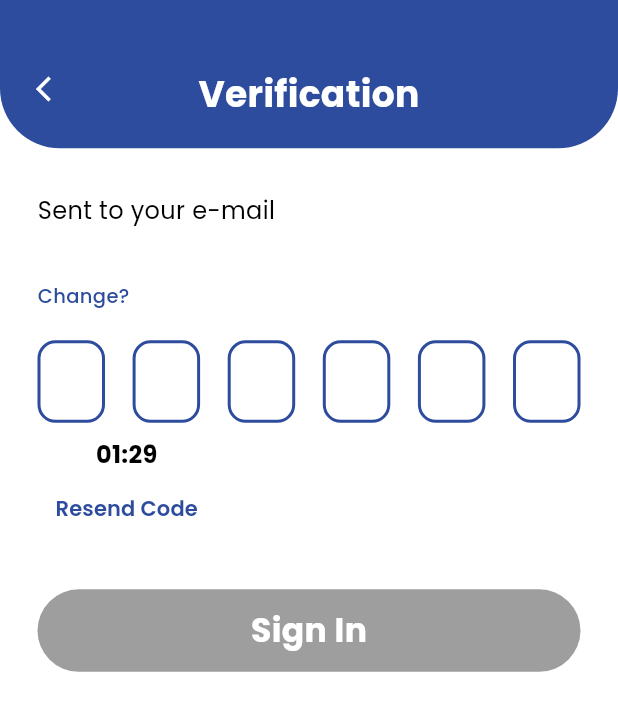
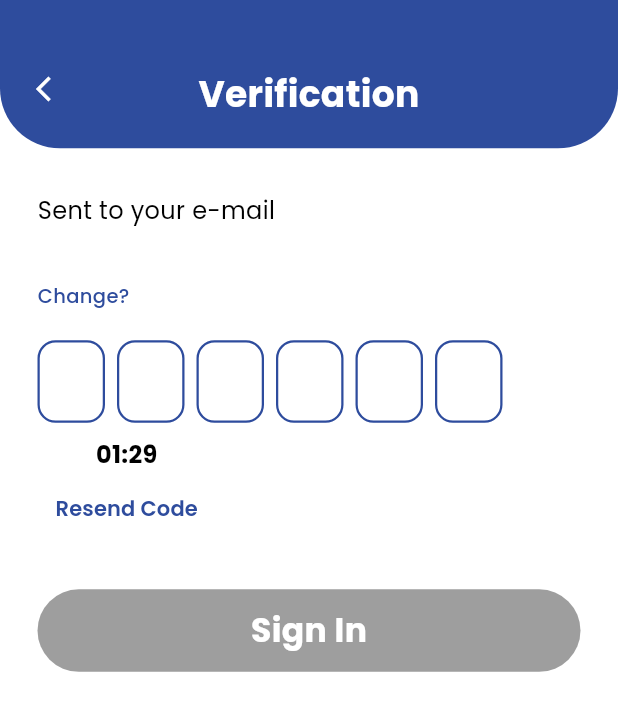
Before and after one commit to raj-113192007/tokn_app, a Flutter app: the LoginOtpPage screen opened directly with empty values, on a phone screen of 412 x 824 dp. Shown: the top 711 px of the screen. Run offline on Flutter 3.47's test engine with Material 3 defaults, Android fonts, the phone set to English and light mode, and no system bars; drawn by our look-alikes of pinput; our stand-ins replace flutter_secure_storage, flutter_staggered_animations, geolocator, google_fonts, google_sign_in, image_picker and 4 more; missing offline and left inert: flutter_facebook_auth, home_widget; accounts and stored records are empty; network calls fail.

Commit message:
login_otp_page

```diff
--- a/lib/login_otp_page.dart
+++ b/lib/login_otp_page.dart
@@ -6,6 +6,7 @@ import 'widgets/animation_utils.dart';
 import 'services/supabase_service.dart';
 import 'services/api_service.dart';
 import 'widgets/tokn_snackbar.dart';
+import 'package:pinput/pinput.dart';
 
 
 
@@ -189,15 +190,44 @@ class _LoginOtpPageState extends State<LoginOtpPage> {
         ),
         const SizedBox(height: 20),
 
-        // OTP Input Fields
-        LoginOtpInputRow(
-          onChanged: (isComplete, otp) {
+        // OTP Input using Pinput for Autofill support
+        Pinput(
+          length: 6,
+          autofillHints: const [AutofillHints.oneTimeCode],
+          androidSmsAutofillMethod: AndroidSmsAutofillMethod.smsRetrieverApi,
+          defaultPinTheme: PinTheme(
+            width: 45,
+            height: 55,
+            textStyle: GoogleFonts.poppins(
+              fontSize: 20,
+              fontWeight: FontWeight.bold,
+            ),
+            decoration: BoxDecoration(
+              borderRadius: BorderRadius.circular(12),
+              border: Border.all(color: const Color(0xFF2E4C9D), width: 1.5),
+            ),
+          ),
+          focusedPinTheme: PinTheme(
+            width: 45,
+            height: 55,
+            textStyle: GoogleFonts.poppins(
+              fontSize: 20,
+              fontWeight: FontWeight.bold,
+            ),
+            decoration: BoxDecoration(
+              borderRadius: BorderRadius.circular(12),
+              border: Border.all(color: const Color(0xFF2E4C9D), width: 2.5),
+            ),
+          ),
+          onCompleted: (pin) {
+            _currentOtp = pin;
+            _isCodeComplete = true;
+            _verifyOtp(pin);
+          },
+          onChanged: (pin) {
             setState(() {
-              _isCodeComplete = isComplete;
-              _currentOtp = otp;
-              if (isComplete) {
-                _verifyOtp(otp);
-              }
+              _currentOtp = pin;
+              _isCodeComplete = pin.length == 6;
             });
           },
         ),
@@ -266,86 +296,6 @@ class _LoginOtpPageState extends State<LoginOtpPage> {
   }
 }
 
-class LoginOtpInputRow extends StatefulWidget {
-  final Function(bool, String) onChanged;
-  const LoginOtpInputRow({super.key, required this.onChanged});
-
-  @override
-  State<LoginOtpInputRow> createState() => _LoginOtpInputRowState();
-}
-
-class _LoginOtpInputRowState extends State<LoginOtpInputRow> {
-  final List<TextEditingController> _controllers = List.generate(
-    6,
-    (_) => TextEditingController(),
-  );
-  final List<FocusNode> _focusNodes = List.generate(6, (_) => FocusNode());
-
-
-  @override
-  void dispose() {
-    for (var c in _controllers) {
-      c.dispose();
-    }
-    for (var n in _focusNodes) {
-      n.dispose();
-    }
-    super.dispose();
-  }
-
-  @override
-  Widget build(BuildContext context) {
-    return Row(
-      mainAxisAlignment: MainAxisAlignment.spaceBetween,
-      children: List.generate(6, (index) {
-        return SizedBox(
-          width: 45,
-          height: 55,
-          child: TextField(
-            controller: _controllers[index],
-            focusNode: _focusNodes[index],
-            textAlign: TextAlign.center,
-            keyboardType: TextInputType.number,
-            maxLength: 1,
-            style: GoogleFonts.poppins(
-              fontSize: 20,
-              fontWeight: FontWeight.bold,
-            ),
-            decoration: InputDecoration(
-              counterText: '',
-              enabledBorder: OutlineInputBorder(
-                borderRadius: BorderRadius.circular(12),
-                borderSide: const BorderSide(
-                  color: Color(0xFF2E4C9D),
-                  width: 2,
-                ),
-              ),
-              focusedBorder: OutlineInputBorder(
-                borderRadius: BorderRadius.circular(12),
-                borderSide: const BorderSide(
-                  color: Color(0xFF23B5D3),
-                  width: 2,
-                ),
-              ),
-            ),
-            onChanged: (value) {
-              if (value.isNotEmpty && index < 5) {
-                _focusNodes[index + 1].requestFocus();
-              } else if (value.isEmpty && index > 0) {
-                _focusNodes[index - 1].requestFocus();
-              }
-
-              String code = _controllers.map((c) => c.text).join();
-              bool isComplete = code.length == 6;
-              widget.onChanged(isComplete, code);
-            },
-          ),
-        );
-      }),
-    );
-
-  }
-}
 
 class LoginOtpTimerControl extends StatefulWidget {
   final VoidCallback onResend;
--- a/pubspec.yaml
+++ b/pubspec.yaml
@@ -40,6 +40,7 @@ dependencies:
   google_sign_in: ^6.2.1
   flutter_facebook_auth: ^6.1.0
   permission_handler: ^11.3.1
+  pinput: ^5.0.0
 
   flutter_localizations:
     sdk: flutter
```
Also changed, not shown: lib/services/api_service.dart (+19 -4 lines), lib/signup_otp_page.dart (+49 -76 lines), lib/signup_page.dart (+9 -3 lines).
